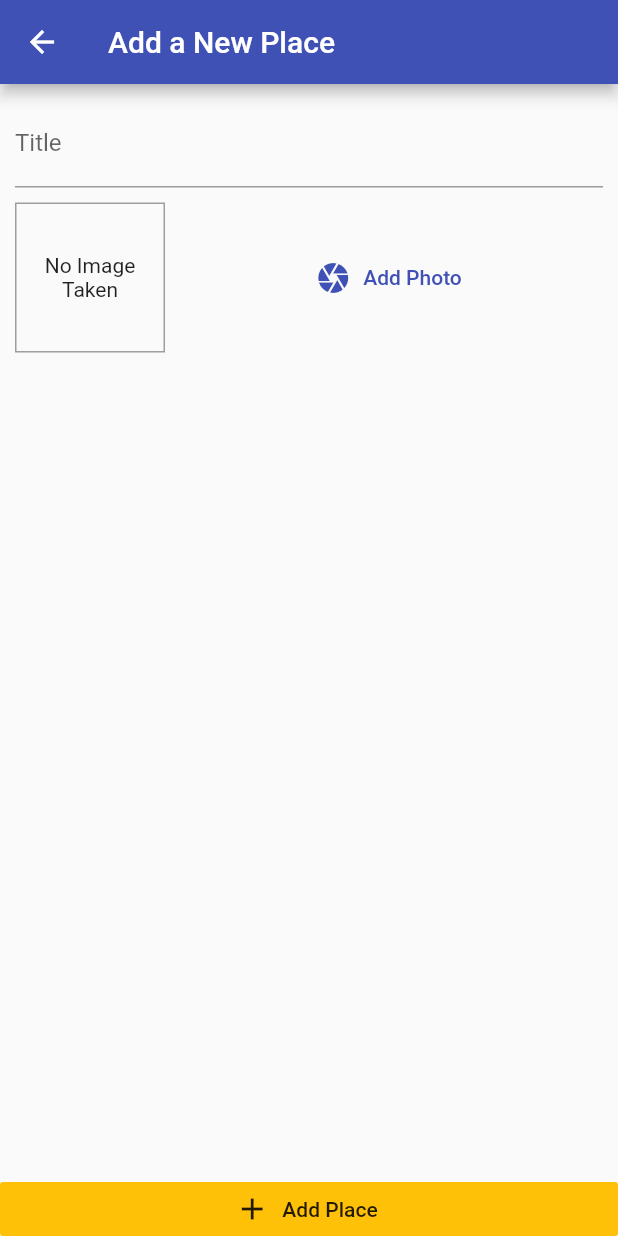
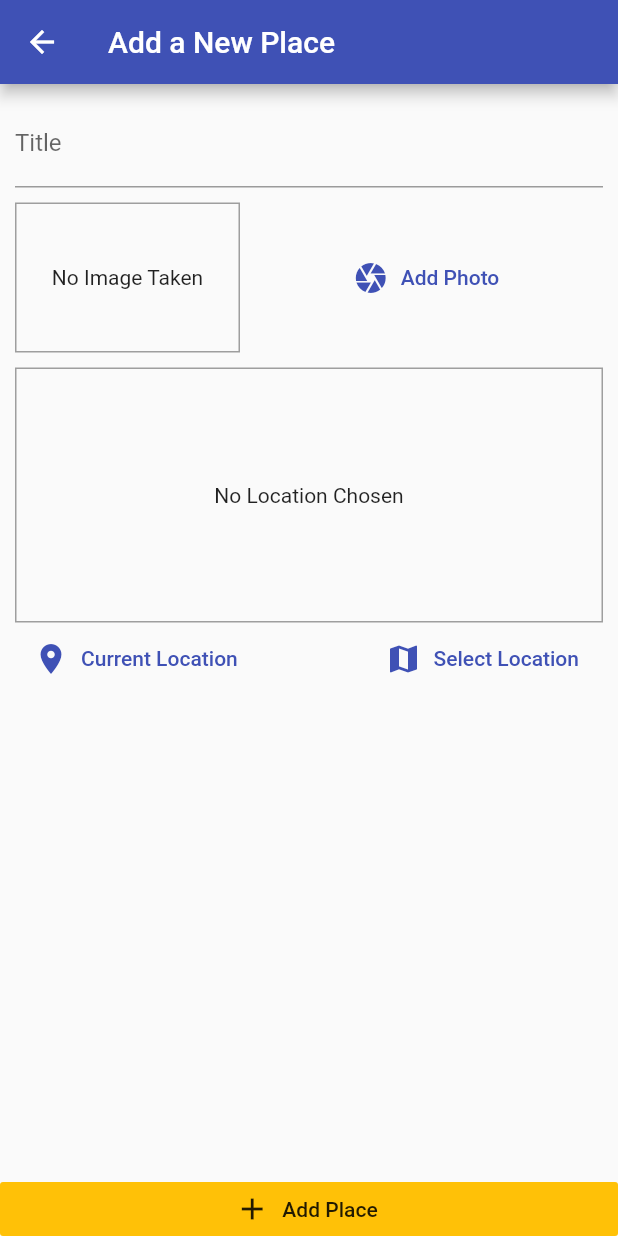
Before and after one commit to JosephTadrous/GreatPlaces-app, a Flutter app: the screen it shows after launch, after a tap on the "add" icon, on a phone screen of 412 x 824 dp. Run offline on Flutter 3.47's test engine with Material 2 defaults, Android fonts, the phone set to English and light mode, and no system bars; our stand-ins replace image_picker, sqflite; accounts and stored records are empty.

```diff
--- /dev/null
+++ b/lib/helpers/db_helper.dart
@@ -0,0 +1,33 @@
+import 'package:sqflite/sqflite.dart' as sql;
+import 'package:path/path.dart' as path;
+import 'package:sqflite/sqlite_api.dart';
+
+class DbHelper {
+  static Future<Database> getDatabase() async {
+    final dbPath = await sql.getDatabasesPath(); // getting db path
+    // opening db and implementing onCreate to construct the table
+    return sql.openDatabase(path.join(dbPath, 'places.db'),
+        onCreate: (db, version) {
+      return db.execute(
+        'CREATE TABLE user_places(id TEXT PRIMARY KEY, title TEXT, image TEXT)',
+      );
+    }, version: 1);
+  }
+
+  // insert data to the sqlite database
+  static Future<void> insert(String table, Map<String, Object> data) async {
+    // inserting data to db
+    final db = await DbHelper.getDatabase();
+    db.insert(
+      table,
+      data,
+      conflictAlgorithm: sql.ConflictAlgorithm.replace,
+    );
+  }
+
+  // fetch data from the database
+  static Future<List<Map<String, Object>>> getPlaces(String table) async {
+    final db = await DbHelper.getDatabase();
+    return db.query(table);
+  }
+}
--- a/lib/providers/great_places.dart
+++ b/lib/providers/great_places.dart
@@ -3,6 +3,7 @@ import 'dart:io';
 import 'package:flutter/foundation.dart';
 
 import '../models/place.dart';
+import '../helpers/db_helper.dart';
 
 class GreatPlaces with ChangeNotifier {
   List<Place> _items = [];
@@ -19,5 +20,24 @@ class GreatPlaces with ChangeNotifier {
         location: null);
     _items.add(newPlace);
     notifyListeners();
+    DbHelper.insert('user_places', {
+      'id': newPlace.id,
+      'title': newPlace.title,
+      'image': newPlace.image.path
+    });
+  }
+
+  Future<void> fetchAndSetPlaces() async {
+    final placesList = await DbHelper.getPlaces('user_places');
+    _items = placesList
+        .map(
+          (place) => Place(
+              id: place['id'],
+              title: place['title'],
+              image: File(place['image']),
+              location: null),
+        )
+        .toList();
+    notifyListeners();
   }
 }
--- a/lib/screens/add_place_screen.dart
+++ b/lib/screens/add_place_screen.dart
@@ -4,6 +4,7 @@ import 'package:flutter/material.dart';
 import 'package:provider/provider.dart';
 
 import '../widgets/image_input.dart';
+import '../widgets/location_input.dart';
 import '../providers/great_places.dart';
 
 class AddPlaceScreen extends StatefulWidget {
@@ -51,6 +52,8 @@ class _AddPlaceScreenState extends State<AddPlaceScreen> {
                   ),
                   SizedBox(height: 10),
                   InputImage(_selectImage),
+                  SizedBox(height: 10),
+                  LocationInput(),
                 ]),
               ),
             ),
--- a/lib/screens/places_list_screen.dart
+++ b/lib/screens/places_list_screen.dart
@@ -17,7 +17,12 @@ class PlacesList extends StatelessWidget {
                   Navigator.of(context).pushNamed(AddPlaceScreen.routeName)),
         ],
       ),
-      body: Consumer<GreatPlaces>(
+      body: FutureBuilder(
+        future: Provider.of<GreatPlaces>(context, listen: false).fetchAndSetPlaces(),
+        builder: (ctx, snapShot) => snapShot.connectionState ==
+                ConnectionState.waiting
+            ? Center(child: CircularProgressIndicator(),)
+            : Consumer<GreatPlaces>(
                 child: Center(
                   child: Text('No places added. Start adding some!'),
                 ),
@@ -27,7 +32,8 @@ class PlacesList extends StatelessWidget {
                         itemCount: greatPlaces.items.length,
                         itemBuilder: (ctx, i) => ListTile(
                           leading: CircleAvatar(
-                    backgroundImage: FileImage(greatPlaces.items[i].image),
+                            backgroundImage:
+                                FileImage(greatPlaces.items[i].image),
                           ),
                           title: Text(
                             greatPlaces.items[i].title,
@@ -35,6 +41,7 @@ class PlacesList extends StatelessWidget {
                         ),
                       ),
               ),
+      ),
     );
   }
 }
--- a/lib/widgets/image_input.dart
+++ b/lib/widgets/image_input.dart
@@ -35,7 +35,7 @@ class _InputImageState extends State<InputImage> {
     // getting the file name
     final fileName = path.basename(pickedFile.path);
     // copying and saving the file to the device storage at the specified path
-    final savedFile = await File(pickedFile.path).copy('${appDir}/${fileName}');
+    final savedFile = await File(pickedFile.path).copy('${appDir.path}/$fileName');
     widget.onSelectImage(savedFile);
   }
 
@@ -55,7 +55,7 @@ class _InputImageState extends State<InputImage> {
                 alignment: Alignment.center,
               ),
         alignment: Alignment.center,
-        width: 100,
+        width: 150,
         height: 100,
         decoration: BoxDecoration(
           border: Border.all(width: 1, color: Colors.grey),
--- /dev/null
+++ b/lib/widgets/location_input.dart
@@ -0,0 +1,45 @@
+import 'package:flutter/material.dart';
+
+class LocationInput extends StatefulWidget {
+  @override
+  _LocationInputState createState() => _LocationInputState();
+}
+
+class _LocationInputState extends State<LocationInput> {
+  String _previewImageUrl;
+
+  @override
+  Widget build(BuildContext context) {
+    return Column(
+      children: <Widget>[
+        Container(
+          alignment: Alignment.center,
+          height: 170,
+          width: double.infinity,
+          decoration: BoxDecoration(
+            border: Border.all(width: 1, color: Colors.grey),
+          ),
+          child: _previewImageUrl == null
+              ? Text('No Location Chosen', textAlign: TextAlign.center)
+              : Image.network(_previewImageUrl),
+        ),
+        Row(
+          mainAxisAlignment: MainAxisAlignment.spaceBetween,
+          children: [
+          FlatButton.icon(
+            onPressed: () {},
+            textColor: Theme.of(context).primaryColor,
+            icon: Icon(Icons.location_on),
+            label: Text('Current Location'),
+          ),
+          FlatButton.icon(
+            onPressed: () {},
+            textColor: Theme.of(context).primaryColor,
+            icon: Icon(Icons.map),
+            label: Text('Select Location'),
+          ),
+        ])
+      ],
+    );
+  }
+}
--- a/pubspec.yaml
+++ b/pubspec.yaml
@@ -27,6 +27,8 @@ dependencies:
   image_picker: ^0.6.7+4
   path_provider: ^1.6.11
   path: 1.6.4
+  sqflite: ^1.3.0
+  location: ^3.0.2
 
 
   # The following adds the Cupertino Icons font to your application.
```
Also changed, not shown: pubspec.lock. Lines whose indentation alone changed are shown as unchanged.
